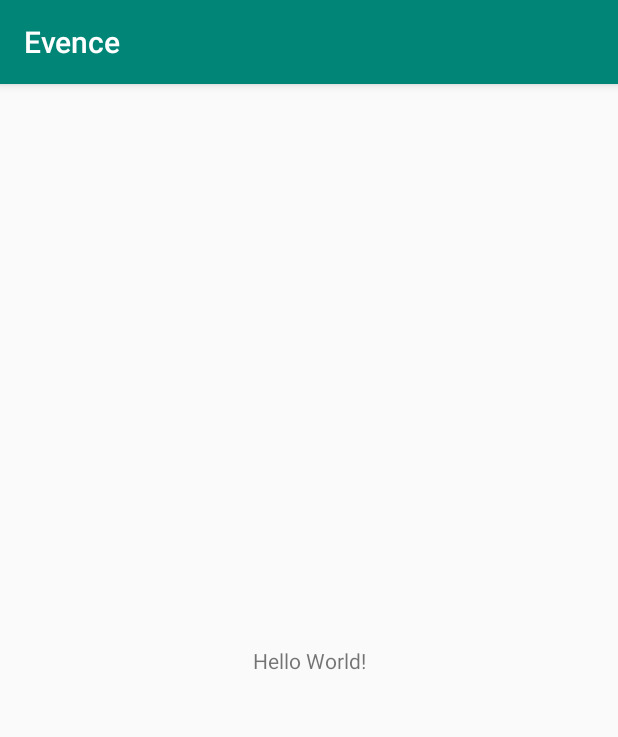
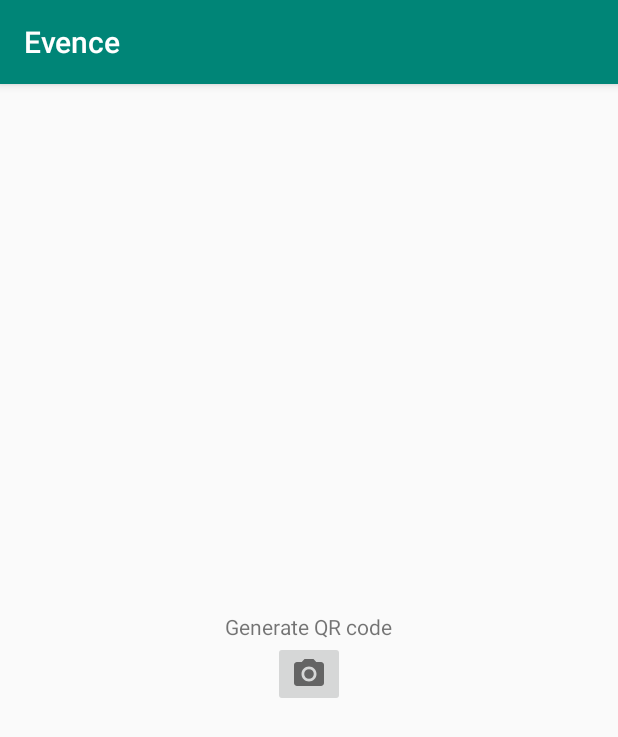
Before and after one commit to danielPerez97/Evence, an Android app: the screen it shows after launch (MainActivity), on a phone screen of 412 x 824 dp. Shown: the top 737 px of the screen. Run offline under Robolectric (Android 15) with nearby library versions, the light colour scheme and no system bars; our stand-ins replace Dagger/Hilt's generated code.

Commit message:
Added new activity to generate qr codes for calendar events

```diff
--- a/app/src/main/AndroidManifest.xml
+++ b/app/src/main/AndroidManifest.xml
@@ -10,6 +10,7 @@
         android:roundIcon="@mipmap/ic_launcher_round"
         android:supportsRtl="true"
         android:theme="@style/AppTheme">
+        <activity android:name=".GenerateQR"></activity>
         <activity android:name=".MainActivity">
             <intent-filter>
                 <action android:name="android.intent.action.MAIN" />
--- a/app/src/main/java/projects/csce/evence/di/NetworkModule.java
+++ b/app/src/main/java/projects/csce/evence/di/NetworkModule.java
@@ -33,6 +33,7 @@ public class NetworkModule
     public Retrofit provideRetrofit(Moshi moshi, OkHttpClient okHttpClient)
     {
         return new Retrofit.Builder()
+                .baseUrl("https://www.google.com")
                 .addConverterFactory(MoshiConverterFactory.create(moshi))
                 .client(okHttpClient)
                 .build();
--- /dev/null
+++ b/app/src/main/res/drawable/ic_camera_alt_grey_24dp.xml
@@ -0,0 +1,6 @@
+<vector android:height="24dp" android:tint="#646464"
+    android:viewportHeight="24.0" android:viewportWidth="24.0"
+    android:width="24dp" xmlns:android="http://schemas.android.com/apk/res/android">
+    <path android:fillColor="#FF000000" android:pathData="M12,12m-3.2,0a3.2,3.2 0,1 1,6.4 0a3.2,3.2 0,1 1,-6.4 0"/>
+    <path android:fillColor="#FF000000" android:pathData="M9,2L7.17,4L4,4c-1.1,0 -2,0.9 -2,2v12c0,1.1 0.9,2 2,2h16c1.1,0 2,-0.9 2,-2L22,6c0,-1.1 -0.9,-2 -2,-2h-3.17L15,2L9,2zM12,17c-2.76,0 -5,-2.24 -5,-5s2.24,-5 5,-5 5,2.24 5,5 -2.24,5 -5,5z"/>
+</vector>
--- a/app/src/main/res/layout/activity_main.xml
+++ b/app/src/main/res/layout/activity_main.xml
@@ -1,18 +1,25 @@
 <?xml version="1.0" encoding="utf-8"?>
-<androidx.constraintlayout.widget.ConstraintLayout xmlns:android="http://schemas.android.com/apk/res/android"
+<LinearLayout xmlns:android="http://schemas.android.com/apk/res/android"
     xmlns:app="http://schemas.android.com/apk/res-auto"
     xmlns:tools="http://schemas.android.com/tools"
     android:layout_width="match_parent"
     android:layout_height="match_parent"
+    android:orientation="vertical"
+    android:gravity="center"
     tools:context=".MainActivity">
 
     <TextView
         android:layout_width="wrap_content"
         android:layout_height="wrap_content"
-        android:text="Hello World!"
+        android:text="Generate QR code"
         app:layout_constraintBottom_toBottomOf="parent"
         app:layout_constraintLeft_toLeftOf="parent"
         app:layout_constraintRight_toRightOf="parent"
         app:layout_constraintTop_toTopOf="parent" />
+    <ImageButton
+        android:onClick="onGenerateQrClick"
+        android:src="@drawable/ic_camera_alt_grey_24dp"
+        android:layout_width="wrap_content"
+        android:layout_height="wrap_content"/>
 
-</androidx.constraintlayout.widget.ConstraintLayout>
+</LinearLayout>
```
Also changed, not shown: app/build.gradle (+7 -1 lines), app/src/main/java/projects/csce/evence/GenerateQR.java (added, +51 -0 lines), app/src/main/java/projects/csce/evence/MainActivity.java (+9 -1 lines), app/src/main/res/layout/activity_generate_qr.xml (added, +58 -0 lines).
